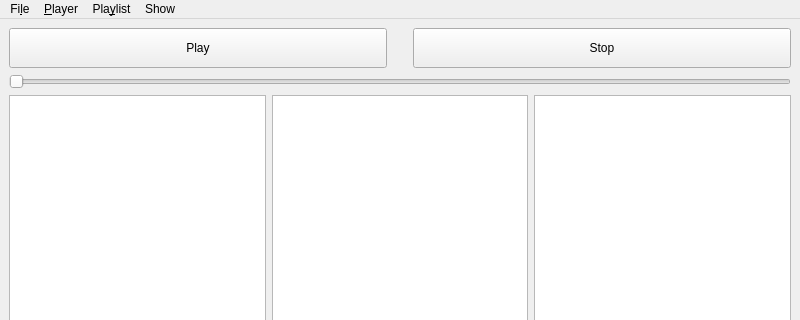
This is src/GUI/mainwindow.ui in derselbst/ANMP as Qt 5 draws it before an edit; both pictures show x 0 to 800 and y 0 to 320 of the 800 by 600 pixel window. The edited form follows.
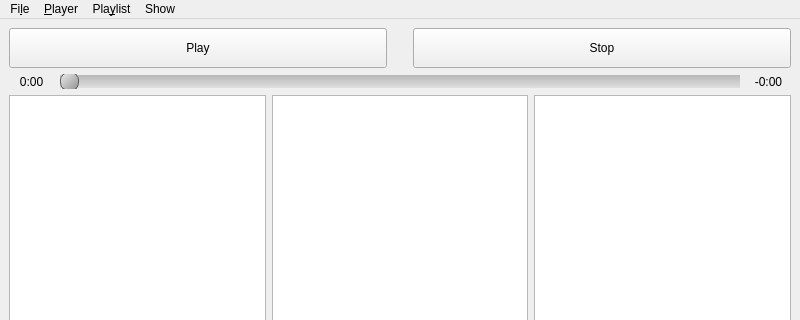
This is the edited form. Custom widgets are drawn as their Qt base class.

Commit message: add labels to GUI for time left and past

Diff of the .ui file:
```diff
--- a/src/GUI/mainwindow.ui
+++ b/src/GUI/mainwindow.ui
@@ -65,11 +65,69 @@
      </layout>
     </item>
     <item>
-     <widget class="QSlider" name="seekBar">
-      <property name="orientation">
-       <enum>Qt::Horizontal</enum>
-      </property>
-     </widget>
+     <layout class="QHBoxLayout" name="horizontalLayout_3">
+      <item>
+       <widget class="QLabel" name="labelTimePast">
+        <property name="minimumSize">
+         <size>
+          <width>45</width>
+          <height>0</height>
+         </size>
+        </property>
+        <property name="text">
+         <string>0:00</string>
+        </property>
+        <property name="textFormat">
+         <enum>Qt::PlainText</enum>
+        </property>
+        <property name="alignment">
+         <set>Qt::AlignCenter</set>
+        </property>
+       </widget>
+      </item>
+      <item>
+       <widget class="QSlider" name="seekBar">
+        <property name="styleSheet">
+         <string notr="true">QSlider::groove:horizontal {
+    border: 0px;
+    height: 13px; /* the groove expands to the size of the slider by default. by giving it a height, it has a fixed size */
+    background: qlineargradient(x1:0, y1:0, x2:0, y2:1, stop:0 #b8b8b8, stop:1 #dfdfdf);
+    margin: 2px 0;
+}
+
+QSlider::handle:horizontal {
+    background: qlineargradient(x1:0, y1:0, x2:1, y2:1, stop:0 #eeeeee, stop:1 #8f8f8f);
+    border: 1px solid #606060;
+    width: 17px;
+    margin: -3px 0; /* handle is placed by default on the contents rect of the groove. Expand outside the groove */
+    border-radius: 8px;
+}</string>
+        </property>
+        <property name="orientation">
+         <enum>Qt::Horizontal</enum>
+        </property>
+       </widget>
+      </item>
+      <item>
+       <widget class="QLabel" name="labelTimeLeft">
+        <property name="minimumSize">
+         <size>
+          <width>45</width>
+          <height>0</height>
+         </size>
+        </property>
+        <property name="text">
+         <string>-0:00</string>
+        </property>
+        <property name="textFormat">
+         <enum>Qt::PlainText</enum>
+        </property>
+        <property name="alignment">
+         <set>Qt::AlignCenter</set>
+        </property>
+       </widget>
+      </item>
+     </layout>
     </item>
     <item>
      <layout class="QHBoxLayout" name="horizontalLayout">
```
Left out of the diff: 10 changed lines with no effect on the pictures. The commit also changes 2 other files.
